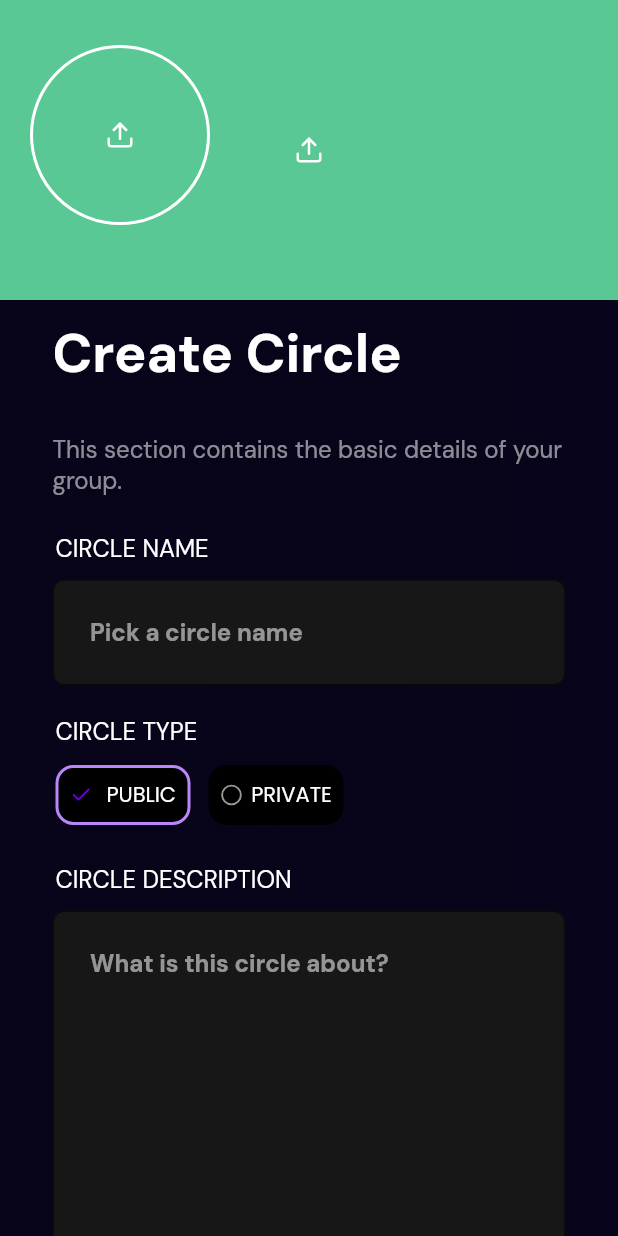
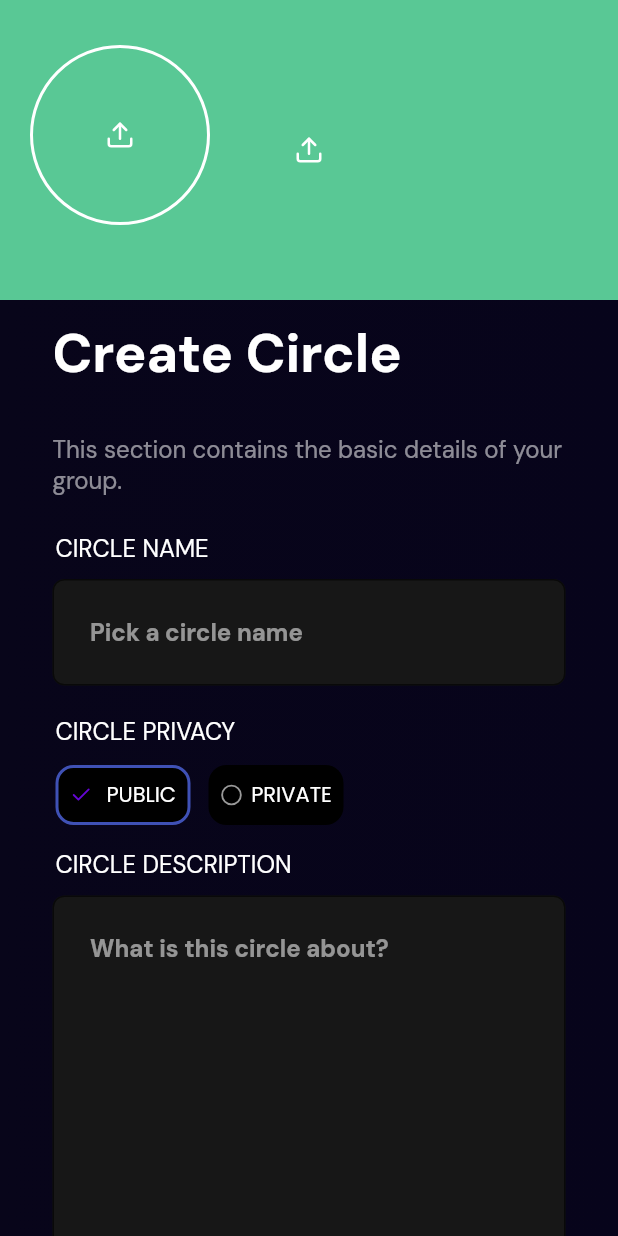
Before and after one commit to xanf-code/ShareFolio, a Flutter app: the CreateGroup screen opened directly, on a phone screen of 412 x 824 dp. Run offline on Flutter 3.47's test engine with Material 2 defaults, Android fonts, the phone set to English and light mode, and no system bars; our stand-ins replace avatar_glow, cached_network_image, cloud_firestore, connectivity, firebase_auth, firebase_core and 12 more; missing offline and left inert: floating_navbar, pop_bottom_menu; accounts and stored records are empty; network calls fail.

Commit message:
OnBoarding + create Circle

```diff
--- /dev/null
+++ b/lib/Models/tagsJSON.dart
@@ -0,0 +1,40 @@
+const List tags = [
+  {
+    "name": "Family",
+    "icon": "https://img.icons8.com/plasticine/2x/family.png",
+  },
+  {
+    "name": "Sports",
+    "icon":
+        "https://www.clipartkey.com/mpngs/m/129-1293760_sports-circle-icon-png.png",
+  },
+  {
+    "name": "News",
+    "icon":
+        "https://w7.pngwing.com/pngs/748/607/png-transparent-news-media-newspaper-advertising-information-news-icon-text-orange-logo.png",
+  },
+  {
+    "name": "Business",
+    "icon":
+        "https://freepngimg.com/thumb/business/70298-management-business-icons-consultant-company-social-marketing.png",
+  },
+  {
+    "name": "Education",
+    "icon": "https://image.pngaaa.com/977/1407977-middle.png",
+  },
+  {
+    "name": "Fun",
+    "icon":
+        "https://cdn1.iconfinder.com/data/icons/indoor-games-1/32/game_fun_entertainment_mask_identical-512.png",
+  },
+  {
+    "name": "Fitness",
+    "icon":
+        "https://banner2.cleanpng.com/20181118/iob/kisspng-computer-icons-clip-art-scalable-vector-graphics-i-home-page-zipzapdeals-exclusive-deals-for-stud-5bf15b6313b390.6155323615425442270807.jpg",
+  },
+  {
+    "name": "Travel",
+    "icon":
+        "https://www.clipartmax.com/png/middle/30-301819_tourist-travel-icon-png.png",
+  }
+];
--- a/lib/Pages/Groups/createGroup.dart
+++ b/lib/Pages/Groups/createGroup.dart
@@ -2,18 +2,20 @@ import 'dart:io';
 import 'package:flutter/material.dart';
 import 'package:flutter/services.dart';
 import 'package:flutter_feather_icons/flutter_feather_icons.dart';
+import 'package:get/get.dart';
 import 'package:google_fonts/google_fonts.dart';
 import 'package:image_picker/image_picker.dart';
 import 'package:my_app/Pages/AuthPage/Login/Widget/FormUI.dart';
 import 'package:my_app/Pages/Groups/widgets/createGroupWidgets.dart';
 import 'package:my_app/Pages/Groups/widgets/formHead.dart';
+import 'package:my_app/Pages/HomePage/home.dart';
 import 'package:my_app/Services/firebase_services/groupServices.dart';
 import 'package:my_app/Widget/auth.dart';
 import 'package:my_app/Widget/const_gradient.dart';
 import 'package:my_app/Widget/loading/loader.dart';
+import 'package:slider_button/slider_button.dart';
 import 'package:top_snackbar_flutter/custom_snack_bar.dart';
 import 'package:top_snackbar_flutter/top_snack_bar.dart';
-import 'package:font_awesome_flutter/font_awesome_flutter.dart';
 
 class CreateGroup extends StatefulWidget {
   @override
@@ -40,6 +42,7 @@ class _CreateGroupState extends State<CreateGroup> {
           child: loading == true
               ? LoadingWidget()
               : ListView(
+                  physics: BouncingScrollPhysics(),
                   children: [
                     Stack(
                       children: [
@@ -175,6 +178,7 @@ class _CreateGroupState extends State<CreateGroup> {
   Widget createForm() {
     String currentUser = Providers.of(context).auth.getCurrentUserUID();
     String currentUserName = Providers.of(context).auth.getCurrentUserName();
+
     return Column(
       mainAxisAlignment: MainAxisAlignment.start,
       crossAxisAlignment: CrossAxisAlignment.start,
@@ -185,7 +189,6 @@ class _CreateGroupState extends State<CreateGroup> {
         Padding(
           padding: const EdgeInsets.only(
             left: 37.0,
-            bottom: 10,
           ),
           child: Row(
             children: List.generate(
@@ -213,7 +216,7 @@ class _CreateGroupState extends State<CreateGroup> {
                         border: Border.all(
                           width: 2,
                           color: activeCategory == index
-                              ? Color(0xffbb85fb)
+                              ? Colors.indigo
                               : Colors.transparent,
                         ),
                         borderRadius: BorderRadius.circular(12),
@@ -286,7 +289,7 @@ class _CreateGroupState extends State<CreateGroup> {
                   ),
                   decoration: BoxDecoration(
                     shape: BoxShape.circle,
-                    color: Color(0xFF7934ff),
+                    color: Color(0xff6506d5),
                   ),
                 ),
               ),
@@ -341,7 +344,7 @@ class _CreateGroupState extends State<CreateGroup> {
                   width: MediaQuery.of(context).size.width / 1.8,
                   height: 75,
                   decoration: BoxDecoration(
-                    color: Color(0xFF7934ff),
+                    color: Color(0xff6506d5),
                     borderRadius: BorderRadius.circular(35),
                   ),
                   child: Row(
@@ -349,10 +352,10 @@ class _CreateGroupState extends State<CreateGroup> {
                     children: [
                       Text(
                         "Create Circle",
-                        style: GoogleFonts.dmSans(
+                        style: GoogleFonts.poppins(
                           color: Colors.white,
                           fontSize: 22,
-                          fontWeight: FontWeight.w400,
+                          fontWeight: FontWeight.bold,
                         ),
                       ),
                       SizedBox(
@@ -370,9 +373,15 @@ class _CreateGroupState extends State<CreateGroup> {
             ),
           ],
         ),
+        SizedBox(
+          height: 20,
+        ),
       ],
     );
   }
+
+  //GET ARGUMENTS
+  var tagName = Get.arguments;
 
   privateGroups(
     currentUser,
@@ -382,7 +391,7 @@ class _CreateGroupState extends State<CreateGroup> {
     String profileImageURL = await groupServices().uploadImage(profileImage);
     groupServices()
         .createPrivateGroup(groupName.text, groupBio.text, type, currentUser,
-            currentUserName, downloadImage, profileImageURL)
+            currentUserName, downloadImage, profileImageURL, tagName)
         .whenComplete(() {
       groupName.clear();
       groupBio.clear();
@@ -391,7 +400,7 @@ class _CreateGroupState extends State<CreateGroup> {
         bannerImage = null;
         loading = false;
       });
-      Navigator.pop(context);
+      Get.offAll(MyHomePage());
       showTopSnackBar(
         context,
         CustomSnackBar.success(
@@ -406,7 +415,7 @@ class _CreateGroupState extends State<CreateGroup> {
     String profileImageURL = await groupServices().uploadImage(profileImage);
     groupServices()
         .createPublicGroup(groupName.text, groupBio.text, type, currentUser,
-            currentUserName, downloadImage, profileImageURL)
+            currentUserName, downloadImage, profileImageURL, tagName)
         .whenComplete(() {
       groupName.clear();
       groupBio.clear();
@@ -415,7 +424,7 @@ class _CreateGroupState extends State<CreateGroup> {
         profileImage = null;
         loading = false;
       });
-      Navigator.pop(context);
+      Get.offAll(MyHomePage());
       showTopSnackBar(
         context,
         CustomSnackBar.success(
@@ -433,6 +442,7 @@ class _CreateGroupState extends State<CreateGroup> {
       bannerImage = null;
       profileImage = null;
     });
+    Get.offAll(MyHomePage());
   }
 
   Future pickImage(int type) async {
--- a/lib/Pages/Groups/widgets/createGroupWidgets.dart
+++ b/lib/Pages/Groups/widgets/createGroupWidgets.dart
@@ -30,7 +30,7 @@ class CreateGroupWidget extends StatelessWidget {
             bottom: 12,
           ),
           child: Text(
-            "Circle Type".toUpperCase(),
+            "Circle Privacy".toUpperCase(),
             style: GoogleFonts.dmSans(
               color: Colors.white,
               fontSize: 16,
--- a/lib/Pages/HomePage/Widget/welcome_widget.dart
+++ b/lib/Pages/HomePage/Widget/welcome_widget.dart
@@ -4,6 +4,7 @@ import 'package:flutter/services.dart';
 import 'package:google_fonts/google_fonts.dart';
 import 'package:intl/intl.dart';
 import 'package:my_app/Pages/Groups/createGroup.dart';
+import 'package:my_app/Pages/Groups/widgets/tags_widget.dart';
 
 class WelcomeText extends StatelessWidget {
   final String userName;
@@ -50,7 +51,7 @@ class WelcomeText extends StatelessWidget {
               Navigator.push(
                 context,
                 MaterialPageRoute(
-                  builder: (context) => CreateGroup(),
+                  builder: (context) => TagsWidget(),
                   fullscreenDialog: true,
                 ),
               );
--- a/lib/Pages/Profile/ProfileLevels/profileLevel_1.dart
+++ b/lib/Pages/Profile/ProfileLevels/profileLevel_1.dart
@@ -29,8 +29,9 @@ class level1_profile extends StatelessWidget {
           child: CircleAvatar(
             radius: 40,
             backgroundImage: CachedNetworkImageProvider(
-              image ??
-                  "https://www.tenforums.com/geek/gars/images/2/types/thumb_15951118880user.png",
+              image == " "
+                  ? "https://www.tenforums.com/geek/gars/images/2/types/thumb_15951118880user.png"
+                  : image,
             ),
           ),
         ),
--- a/lib/Widget/HomePage/appBar.dart
+++ b/lib/Widget/HomePage/appBar.dart
@@ -75,7 +75,7 @@ class MainAppBar extends StatelessWidget {
                     radius: 22,
                     backgroundImage: CachedNetworkImageProvider(
                       image == " "
-                          ? "https://mir-s3-cdn-cf.behance.net/user/115/2b34d1156252643.5cb89af1a9b06.jpg"
+                          ? "https://www.tenforums.com/geek/gars/images/2/types/thumb_15951118880user.png"
                           : image,
                     ),
                   ),
--- a/pubspec.yaml
+++ b/pubspec.yaml
@@ -49,6 +49,8 @@ dependencies:
   firebase_storage: ^8.0.0
   flutter_spinkit: ^4.1.2
   shared_preferences: ^2.0.4
+  get: ^3.26.0
+  slider_button: ^0.6.0
 
 dev_dependencies:
   flutter_test:
```
Also changed, not shown: lib/Models/onboarding.dart (added, +31 -0 lines), lib/Pages/Groups/widgets/tags_widget.dart (added, +131 -0 lines), lib/Pages/Onbarding/onboarding.dart (+186 -16 lines), lib/Pages/Profile/ProfileLevels/profileLevel_2.dart (+9 -6 lines), lib/Services/firebase_services/groupServices.dart (+5 -2 lines), lib/main.dart (+6 -5 lines), pubspec.lock.
